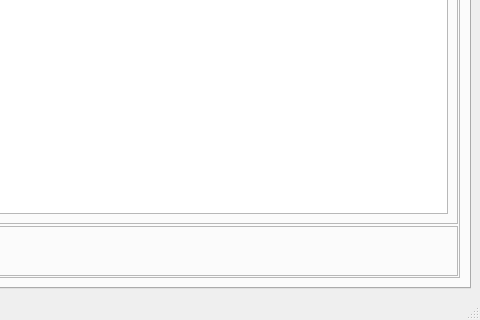
Old version of the form GUI.ui in the repository fnugrahendi/petuk.corp; both pictures show x 390 to 870 and y 317 to 637 of the 870 by 637 pixel window.
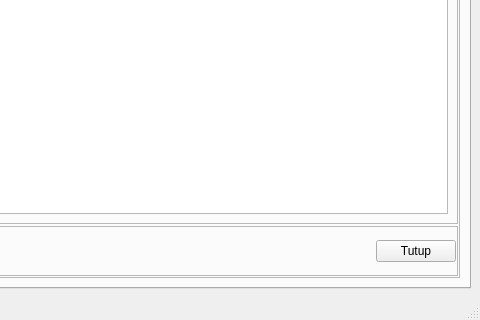
New version of the form. The open tabs and pages were chosen to show the change. Icons and pictures are not drawn.

Commit message: Tambah tombol tutup di Transaksi Jurnal

```diff
--- a/GUI.ui
+++ b/GUI.ui
@@ -6483,6 +6483,13 @@
                       </property>
                      </spacer>
                     </item>
+                    <item>
+                     <widget class="QPushButton" name="tb_BukuBesar_DaftarTransaksiJurnal_Tutup">
+                      <property name="text">
+                       <string>Tutup</string>
+                      </property>
+                     </widget>
+                    </item>
                    </layout>
                   </widget>
                  </item>
```
Left out of the diff: 6 changed lines with no effect on the pictures. The commit also changes 1 other file.
